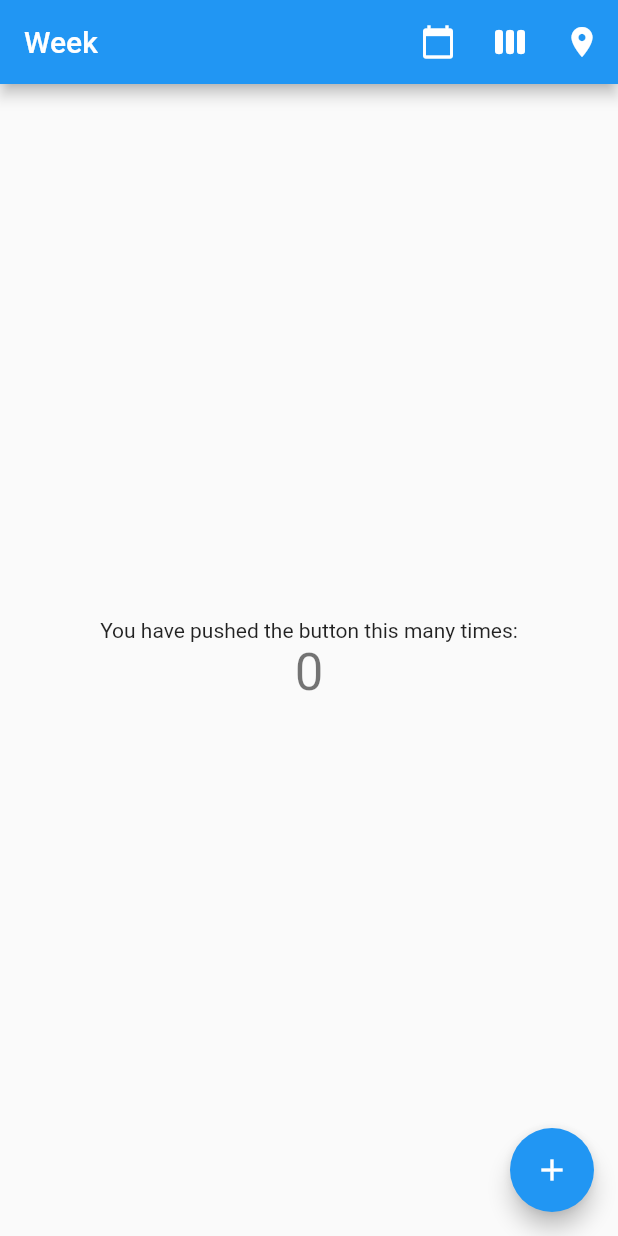
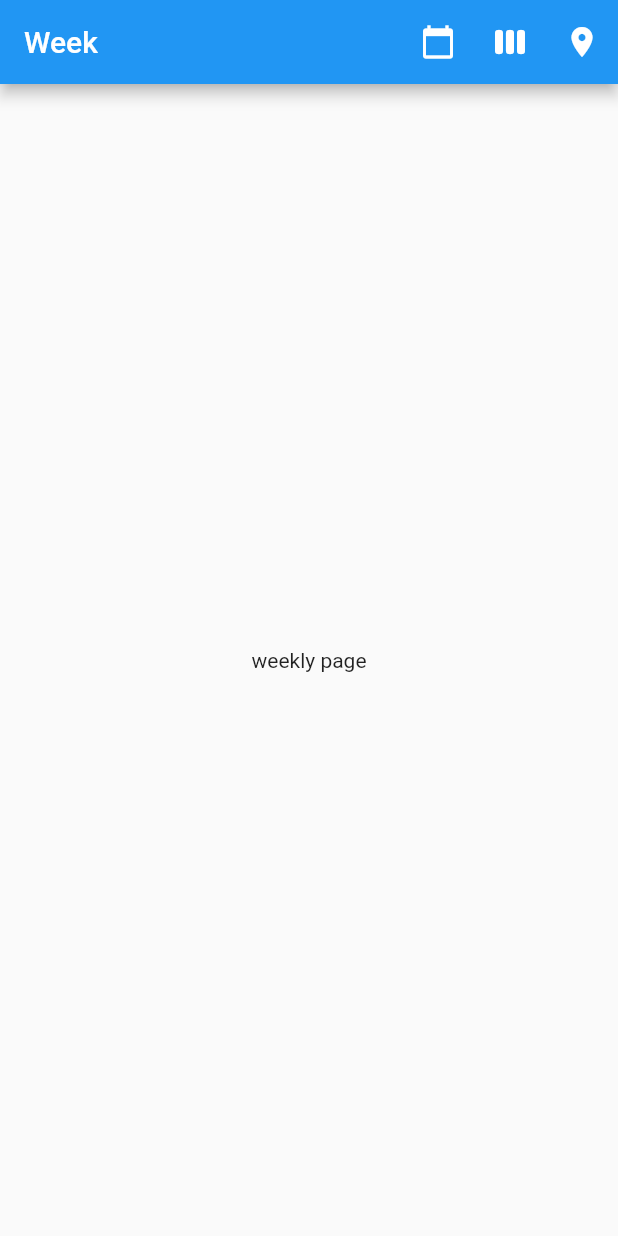
Before and after one commit to hungrymonkey/weather_app, a Flutter app: the screen it shows after launch, after a tap on the "view week" icon, on a phone screen of 412 x 824 dp. Run offline on Flutter 3.47's test engine with Material 2 defaults, Android fonts, the phone set to English and light mode, and no system bars; network calls fail.

Commit message:
I have to fix tommorow card because entries do not notify when it is loaded

```diff
--- a/lib/main.dart
+++ b/lib/main.dart
@@ -3,7 +3,7 @@
 import 'models/weather_entry.dart';
 import 'views/today.dart';
 import 'views/home.dart';
-
+import 'views/weekly.dart';
 
 void main() {
   runApp(new MyApp());
@@ -57,7 +57,7 @@
 
   Choice _selectedChoice = choices[0];
   TodayEntry _today;
-
+  WeeklyForecast _week;
   void _select(Choice  value) {
     setState(() {
       _selectedChoice = value;
@@ -72,6 +72,13 @@
           _homeCity = value;
         });
       });
+      WeeklyForecast.fetch( cityEntry: _homeCity )
+          .then( (WeeklyForecast w){
+        setState(() {
+          this._week = w;
+          _homeCity = value;
+        });
+      });
   }
   @override
   void initState(){
@@ -82,6 +89,14 @@
             setState(() {
               this._today = t;
           });
+      });
+    }
+    if(_week == null){
+      WeeklyForecast.fetch( cityEntry: _homeCity )
+          .then( (WeeklyForecast w){
+        setState(() {
+          this._week = w;
+        });
       });
     }
   }
@@ -107,7 +122,7 @@
             ),
           ]
       ),
-      body: new ChoiceCard(choice: _selectedChoice, todayEntry: _today),
+      body: new ChoiceCard(choice: _selectedChoice, todayEntry: _today, weeklyForecast: _week,),
     );
   }
 
@@ -130,18 +145,19 @@
 
 
 class ChoiceCard extends StatelessWidget{
-  const ChoiceCard({ Key key, this.choice, this.todayEntry }) : super(key: key);
+  const ChoiceCard({ Key key, this.choice, this.todayEntry, this.weeklyForecast }) : super(key: key);
 
   final Choice choice;
   final TodayEntry todayEntry;
+  final WeeklyForecast weeklyForecast;
   //final CityEntry homeCity;
   @override
   Widget build(BuildContext context){
     switch (choice.title){
       case 'Today':
-        return new TodayPage(todayEntry);
+        return new TodayPage(todayEntry,weeklyForecast);
       case 'Week':
-        return new MyHomePage();
+        return new WeeklyPage(weeklyForecast);
       default:
         return new MyHomePage();
     }
--- a/lib/models/weather_entry.dart
+++ b/lib/models/weather_entry.dart
@@ -11,13 +11,13 @@
   final String country;
   final num lon;
   final num lat;
-  final num id;
+  //final num id;
   final List<ForecastEntry> entries;
   final DateTime checkDate;
   WeeklyForecast(Map map) :
         city = map['city']['name'],
-        id = map['city']['id'],
-        lon = map['city']['coord']['lat'],
+        //id = map['city']['id'],
+        lon = map['city']['coord']['lon'],
         lat = map['city']['coord']['lat'],
         country = map['city']['country'],
         entries = _extractEntries(map),
@@ -25,23 +25,24 @@
 
   }
   static List<ForecastEntry> _extractEntries(Map map){
-    return (map['list'].values.map((Map m) {
+    return (map['list'].forEach((Map m) {
       return new ForecastEntry(
         forecastTime: new DateTime.fromMillisecondsSinceEpoch(m['dt']),
         temp: Utils.k2c(m['main']['temp']),
         minTemp: Utils.k2c(m['main']['temp_min']),
         maxTemp: Utils.k2c(m['main']['temp_max']),
      //   rain: m['main']['rain']['3h'],
-        condition: m['main']['weather'][0]['main'],
-        iconType: m['main']['weather'][0]['icon'],
+        condition: m['weather'][0]['main'],
+        iconType: m['weather'][0]['icon'],
 
       );
-    })).toList();
+    }));
   }
   static Future<WeeklyForecast> fetch({CityEntry cityEntry}) async {
     final String BASE_URL = 'http://api.openweathermap.org/data/2.5/';
     final String KEY = '7358404975f3f98b3c5afdd631612c29';
     var url = '${BASE_URL}forecast?q=${cityEntry.name},${cityEntry.country}&appid=${KEY}';
+    print('**** query ${url} ****');
     final Map map = JSON.decode( await http.read(url) );
     return new WeeklyForecast(map);
   }
@@ -58,9 +59,9 @@
   TodayEntry(Map map) :
     city = map['name'],
     id = map['id'],
-    lon = map['coord']['lat'],
+    lon = map['coord']['lon'],
     lat = map['coord']['lat'],
-    country = map['country'],
+    country = map['sys']['country'],
     entry = _extractEntry(map),
     checkDate = new DateTime.now() {
 
--- a/lib/views/today.dart
+++ b/lib/views/today.dart
@@ -3,9 +3,10 @@
 import '../models/weather_entry.dart';
 class TodayPage extends StatefulWidget{
 
-  const TodayPage(this.todayEntry);
+  const TodayPage(this.todayEntry, this.weeklyForecast);
 
   final TodayEntry todayEntry;
+  final WeeklyForecast weeklyForecast;
 
 
   @override
@@ -13,18 +14,113 @@
 }
 class _TodayPage extends State<TodayPage> {
 
+  Widget buildTodayCard(BuildContext context) {
+    final TextStyle textStyle = Theme.of(context).textTheme.display1;
 
+      return new Card(
+      child:
+      new Column(
+        mainAxisSize: MainAxisSize.min,
+        children: <Widget>[
+          new Center(
+              child: new Text('Today',
+                  style: textStyle)),
+          new Text('${widget.todayEntry.entry.temp.toStringAsFixed(1)} °C',
+              style: textStyle),
+          new IconLoader(widget.todayEntry.entry.iconType),
+          new Text('${widget.todayEntry.entry.condition}',
+              style: textStyle),
+
+        ],
+      ),
+
+     );
+
+  }
+  Widget buildTommorrowCard(BuildContext context) {
+    final TextStyle textStyle = Theme.of(context).textTheme.display1;
+    if ( widget.weeklyForecast != null ) {
+      if(widget.weeklyForecast.entries != null) {
+        return new Card(
+          child: new Column(
+            mainAxisSize: MainAxisSize.min,
+            children: <Widget>[
+              new Center(
+                  child: new Text('Tommorrow',
+                      style: textStyle)),
+              new Text(
+                  '${widget.weeklyForecast.entries
+                      .elementAt(0)
+                      .temp
+                      .toStringAsFixed(1)}',
+                  style: textStyle),
+              new IconLoader(widget.weeklyForecast.entries
+                  .elementAt(0)
+                  .iconType),
+              new Text('${widget.weeklyForecast.entries
+                  .elementAt(0)
+                  .condition}',
+                  style: textStyle),
+
+            ],
+          ),
+        );
+      }
+    }
+
+      return new Card(
+        child:  new Container(
+          child: const CircularProgressIndicator(),
+          alignment: FractionalOffset.center,
+        ),
+      );
+
+  }
   Widget build(BuildContext context){
     print('**** REBUILDING today page *****');
-    if ( widget.todayEntry != null ) {
-      return new Center(
-          child: new IconLoader(widget.todayEntry.entry.iconType)
+    final TextStyle textStyle = Theme.of(context).textTheme.display1;
+    if ( widget.todayEntry != null ){
+
+      return new Column(
+        children: <Widget>[
+          new Center(
+                child: new Text('${widget.todayEntry.city}, ${widget.todayEntry.country}',
+                      style: textStyle)
+          ),
+          new Column(
+              children: <Widget>[
+                new Column(children: <Widget>[
+
+                    new Padding(
+                      padding: const EdgeInsets.all(20.0),
+                      child: buildTodayCard(context),
+                    ),
+                  ],
+                ),
+                new Column(children: <Widget>[
+                    new Padding(
+                      padding: const EdgeInsets.all(20.0),
+                      child: buildTommorrowCard(context),
+                    ),
+                  ],
+                )
+
+
+              ],
+            ),
+        ],
       );
+      //return new Center(
+      //    child: new IconLoader(widget.todayEntry.entry.iconType)
+      //);
     }else{
-      return new Container(
-        child: const CircularProgressIndicator(),
-        alignment: FractionalOffset.center,
+      return new Card(
+        child:  new Container(
+          child: const CircularProgressIndicator(),
+          alignment: FractionalOffset.center,
+        ),
       );
     }
+
   }
 }
--- a/lib/views/weekly.dart
+++ b/lib/views/weekly.dart
@@ -1 +1,30 @@
 import 'package:flutter/material.dart';
+
+import './shared/icon_helper.dart';
+import '../models/weather_entry.dart';
+class WeeklyPage extends StatefulWidget{
+
+  const WeeklyPage(this.weeklyForecast);
+
+  final WeeklyForecast weeklyForecast;
+
+
+  @override
+  _WeeklyPage createState()=> new _WeeklyPage();
+}
+
+class _WeeklyPage extends State<WeeklyPage> {
+
+
+  Widget buildWeekly(BuildContext context){
+    return new Center(
+      child: new Text("weekly page"),
+    );
+  }
+  @override
+  Widget build(BuildContext context) {
+      return new Center(
+          child: new Text("weekly page"),
+      );
+  }
+}
```
